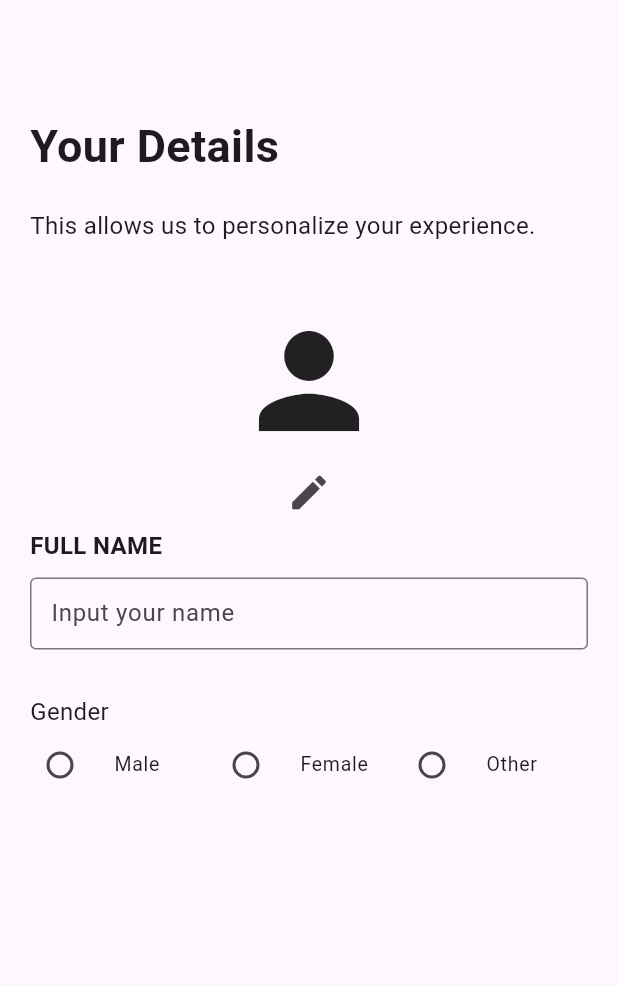
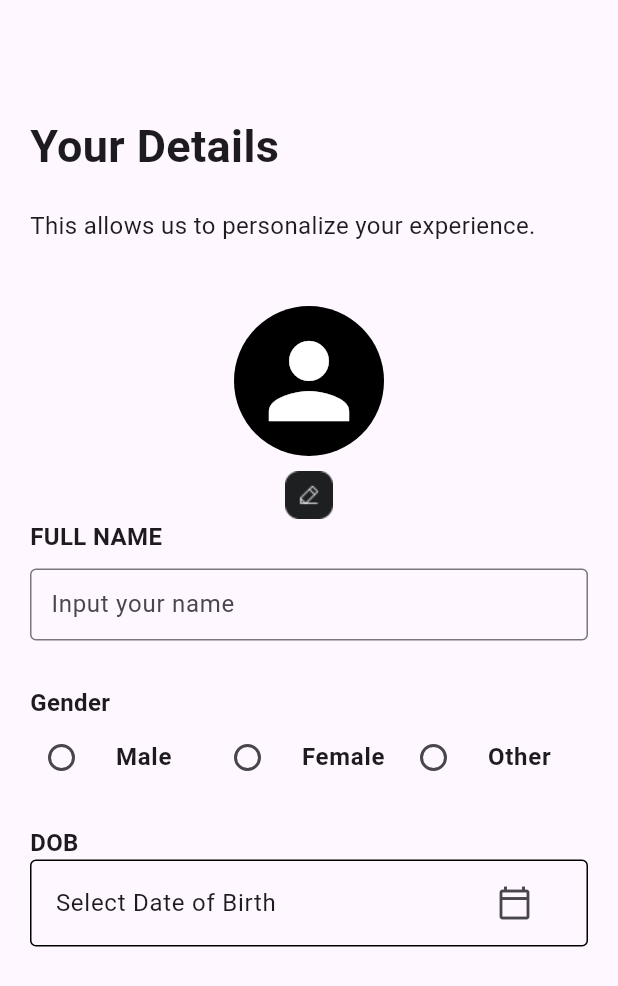
Before and after one commit to Muhammad-Monir/ForbiddenWell, a Flutter app: the YourDetailsPage screen opened directly, on a phone screen of 412 x 824 dp. Shown: the top 986 px of the screen. Run offline on Flutter 3.47's test engine with Material 3 defaults, Android fonts, the phone set to English and light mode, and no system bars; our stand-ins replace google_fonts, image_picker; Roboto replaces fonts that are missing (Ubuntu).

Commit message:
new design

```diff
--- /dev/null
+++ b/lib/common/widgets/custom_image_picker.dart
@@ -0,0 +1,19 @@
+import 'dart:io';
+
+import 'package:image_picker/image_picker.dart';
+
+class CustomImagePicker{
+  ImageSource source;
+
+  CustomImagePicker({required this.source});
+
+  pick({onPick}) async {
+    final ImagePicker picker = ImagePicker();
+    final image = await picker.pickImage(source: source);
+    if(image != null) {
+      onPick(File(image.path));
+    } else{
+      onPick(null);
+    }
+  }
+}
--- a/lib/common/widgets/radio_button.dart
+++ b/lib/common/widgets/radio_button.dart
@@ -1,16 +1,16 @@
 import 'package:flutter/material.dart';
+import 'package:google_fonts/google_fonts.dart';
 
 enum GenderTypeEnum { Male, Female, Other }
 
-class RadioButton extends StatelessWidget {
+class RadioButton extends StatefulWidget {
   RadioButton({
     Key? key,
     required this.title,
     required this.value,
     required this.genderTypeEnum,
     required this.onChanged,
-}) : super (key: key);
-
+  }) : super(key: key);
 
   String? title;
   GenderTypeEnum value;
@@ -18,15 +18,23 @@ class RadioButton extends StatelessWidget {
   Function(GenderTypeEnum?)? onChanged;
 
   @override
+  State<RadioButton> createState() => _RadioButtonState();
+}
+
+class _RadioButtonState extends State<RadioButton> {
+  @override
   Widget build(BuildContext context) {
     return Expanded(
       child: RadioListTile<GenderTypeEnum>(
-        title: Text('${title}'),
-        value: GenderTypeEnum.Male,
-        groupValue: genderTypeEnum,
-        onChanged: onChanged,
+        title: Text(
+          '${widget.title}',
+          style: GoogleFonts.ubuntu(fontSize: 16, fontWeight: FontWeight.w700),
+        ),
+        value: widget.value,
+        groupValue: widget.genderTypeEnum,
+        onChanged: widget.onChanged,
         dense: true,
-        contentPadding: const EdgeInsets.all(0.0),
+        contentPadding: const EdgeInsets.all(1.0),
       ),
     );
   }
--- a/lib/screens/your_details_page.dart
+++ b/lib/screens/your_details_page.dart
@@ -1,6 +1,11 @@
+import 'dart:io';
+
+import 'package:black_mamba/common/widgets/custom_image_picker.dart';
 import 'package:black_mamba/common/widgets/radio_button.dart';
+import 'package:black_mamba/utils/helpers/formatted_date.dart';
 import 'package:flutter/material.dart';
 import 'package:google_fonts/google_fonts.dart';
+import 'package:image_picker/image_picker.dart';
 
 class YourDetailsPage extends StatefulWidget {
   const YourDetailsPage({super.key});
@@ -12,6 +17,17 @@ class YourDetailsPage extends StatefulWidget {
 class _YourDetailsPageState extends State<YourDetailsPage> {
   final _nameController = TextEditingController();
   GenderTypeEnum? genderTypeEnum;
+  File? image;
+  String titleText = 'Select Date of Birth';
+  final DateTime _dateTime = DateTime.now();
+
+  pickImage(ImageSource source) {
+    CustomImagePicker(source: source).pick(onPick: (File? image) {
+      setState(() {
+        this.image = image;
+      });
+    });
+  }
 
   @override
   Widget build(BuildContext context) {
@@ -19,7 +35,9 @@ class _YourDetailsPageState extends State<YourDetailsPage> {
       appBar: AppBar(),
       body: Padding(
         padding: const EdgeInsets.all(20.0),
-        child: Column(
+        child: ListView(
+          children: [
+            Column(
               crossAxisAlignment: CrossAxisAlignment.start,
               children: [
                 Text(
@@ -45,17 +63,34 @@ class _YourDetailsPageState extends State<YourDetailsPage> {
                 Center(
                   child: Column(
                     children: [
-                  const Icon(
+                      image == null
+                          ? Container(
+                              width: 100.0,
+                              height: 100.0,
+                              decoration: const BoxDecoration(
+                                  shape: BoxShape.circle, color: Colors.black),
+                              child: const Icon(
                                 Icons.person,
-                    size: 100,
+                                size: 80,
+                                color: Colors.white,
                               ),
-                  IconButton(
-                    onPressed: () {
+                            )
+                          : CircleAvatar(
+                              maxRadius: 80.0,
+                              backgroundImage: FileImage(image!),
+                            ),
+                      const SizedBox(
+                        height: 10,
+                      ),
+                      InkWell(
+                        onTap: () {
                           _showImagePicker();
                         },
-                    icon: const Icon(
-                      Icons.mode_edit_outline_rounded,
-                      size: 30,
+                        child: Image.asset(
+                          'assets/images/ic.png',
+                          width: 32,
+                          height: 32,
+                          fit: BoxFit.cover,
                         ),
                       ),
                     ],
@@ -75,7 +110,8 @@ class _YourDetailsPageState extends State<YourDetailsPage> {
                   controller: _nameController,
                   keyboardType: TextInputType.name,
                   decoration: const InputDecoration(
-                contentPadding: EdgeInsets.symmetric(vertical: 5.0, horizontal: 10.0),
+                    contentPadding:
+                        EdgeInsets.symmetric(vertical: 5.0, horizontal: 10.0),
                     border: OutlineInputBorder(
                       borderSide: BorderSide(width: 1),
                     ),
@@ -88,7 +124,7 @@ class _YourDetailsPageState extends State<YourDetailsPage> {
                 Text(
                   'Gender',
                   style: GoogleFonts.ubuntu(
-                fontWeight: FontWeight.w400,
+                    fontWeight: FontWeight.w700,
                     fontSize: 16,
                   ),
                 ),
@@ -99,7 +135,9 @@ class _YourDetailsPageState extends State<YourDetailsPage> {
                       value: GenderTypeEnum.Male,
                       genderTypeEnum: genderTypeEnum,
                       onChanged: (value) {
-                    genderTypeEnum = value;
+                        setState(() {
+                          genderTypeEnum = GenderTypeEnum.Male;
+                        });
                       },
                     ),
                     RadioButton(
@@ -107,7 +145,9 @@ class _YourDetailsPageState extends State<YourDetailsPage> {
                       value: GenderTypeEnum.Female,
                       genderTypeEnum: genderTypeEnum,
                       onChanged: (value) {
-                    genderTypeEnum = value;
+                        setState(() {
+                          genderTypeEnum = GenderTypeEnum.Female;
+                        });
                       },
                     ),
                     RadioButton(
@@ -115,8 +155,36 @@ class _YourDetailsPageState extends State<YourDetailsPage> {
                       value: GenderTypeEnum.Other,
                       genderTypeEnum: genderTypeEnum,
                       onChanged: (value) {
-                    genderTypeEnum = value;
+                        setState(() {
+                          genderTypeEnum = GenderTypeEnum.Other;
+                        });
                       },
+                    ),
+                  ],
+                ),
+                const SizedBox(
+                  height: 20,
+                ),
+                Text(
+                  'DOB',
+                  style: GoogleFonts.ubuntu(
+                      fontWeight: FontWeight.w700, fontSize: 16),
+                ),
+                ListTile(
+                  shape: const OutlineInputBorder(
+                      borderSide: BorderSide(width: 1.0)),
+                  title: Text(titleText) ,
+                  onTap: () {
+                    setState(() {
+                     // titleText = getFormattedDate(_dateTime.toString(), pattern: 'dd/ MM/ yyyy');
+                    });
+                  },
+                  trailing: IconButton(
+                    onPressed: () {
+                      _showDatePicker();
+                    },
+                    icon: const Icon(Icons.calendar_today_outlined),
+                  ),
                 ),
               ],
             ),
@@ -146,7 +214,10 @@ class _YourDetailsPageState extends State<YourDetailsPage> {
               children: [
                 Expanded(
                   child: InkWell(
-                    onTap: () {},
+                    onTap: () {
+                      pickImage(ImageSource.camera);
+                      Navigator.pop(context);
+                    },
                     child: const SizedBox(
                       child: Column(
                         children: [
@@ -162,7 +233,10 @@ class _YourDetailsPageState extends State<YourDetailsPage> {
                 ),
                 Expanded(
                   child: InkWell(
-                    onTap: () {},
+                    onTap: () {
+                      pickImage(ImageSource.gallery);
+                      Navigator.pop(context);
+                    },
                     child: const SizedBox(
                       child: Column(
                         children: [
@@ -183,4 +257,12 @@ class _YourDetailsPageState extends State<YourDetailsPage> {
       },
     );
   }
+
+  void _showDatePicker() {
+    showDatePicker(
+      context: context,
+      firstDate: DateTime(1970),
+      lastDate: DateTime(2100),
+    );
   }
+}
--- /dev/null
+++ b/lib/utils/helpers/formatted_date.dart
@@ -0,0 +1,6 @@
+import 'package:intl/intl.dart';
+
+
+String getFormattedDate(num dt, {String pattern = 'MMM dd yyyy'}) =>
+    DateFormat(pattern)
+        .format(DateTime.fromMillisecondsSinceEpoch(dt.toInt()));
```
Also changed, not shown: assets/images/ic.png (added), 1 other file. Lines whose indentation alone changed are shown as unchanged.
